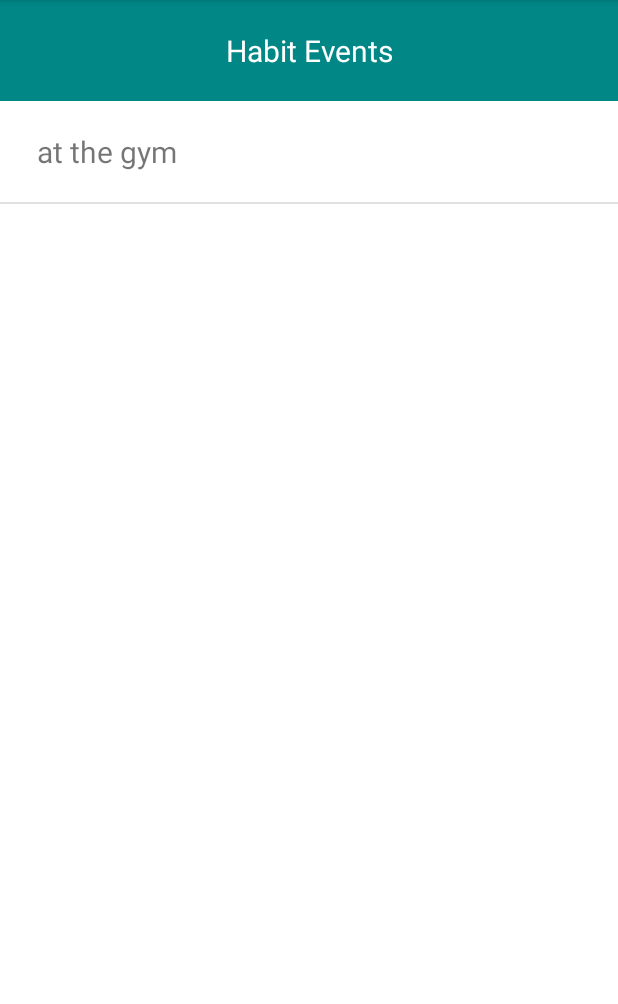
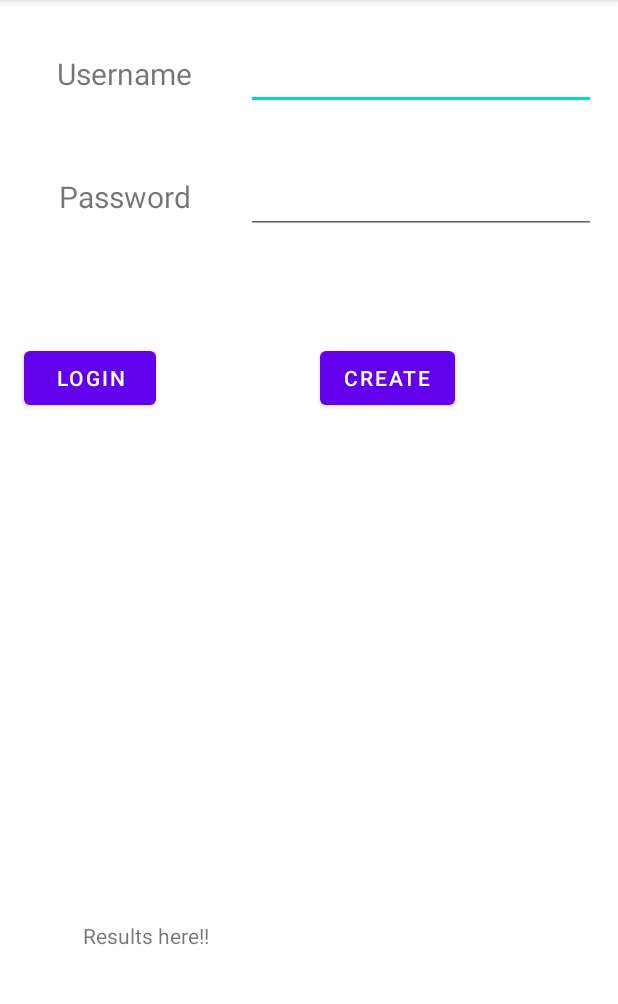
Before and after one commit to CMPUT301F21T36/OldHabitsDieHard, an Android app: the screen it shows after launch (HabitEventListActivity before the commit, Login after it), on a phone screen of 412 x 824 dp, the part 84-1088 px from its top. Run offline under Robolectric (Android 15) with nearby library versions, the phone set to English and light mode, and no system bars; our stand-ins replace Firebase (no records; nobody signed in at launch, a user with empty details on screens opened directly).

```diff
--- a/app/src/main/AndroidManifest.xml
+++ b/app/src/main/AndroidManifest.xml
@@ -9,6 +9,9 @@
         android:roundIcon="@mipmap/ic_launcher_round"
         android:supportsRtl="true"
         android:theme="@style/Theme.OldHabitsDieHard">
+        <activity
+            android:name=".Login"
+            android:exported="true" />
         <activity
             android:name=".HabitListActivity"
             android:exported="true" />
--- a/app/src/main/java/com/example/oldhabitsdiehard/Habit.java
+++ b/app/src/main/java/com/example/oldhabitsdiehard/Habit.java
@@ -5,6 +5,7 @@ import android.os.Build;
 import androidx.annotation.RequiresApi;
 
 import java.time.LocalDate;
+import java.util.ArrayList;
 
 /**
  * This class represents a habit.
@@ -14,7 +15,7 @@ public class Habit {
     private String reason;
     private LocalDate startDate;
     private boolean[] weekdays;
-    private HabitEventList events;
+    private ArrayList<HabitEvent> events;
 
     /**
      * Habit constructor specifying all fields.
@@ -28,7 +29,7 @@ public class Habit {
         this.setReason(reason);
         this.setStartDate(startDate);
         this.setWeekdays(weekdays);
-        events = new HabitEventList();
+        events = new ArrayList<HabitEvent>();
     }
 
     /**
@@ -45,7 +46,7 @@ public class Habit {
         this.setReason(reason);
         this.setStartDate(defDate);
         this.setWeekdays(weekdays);
-        events = new HabitEventList();
+        events = new ArrayList<HabitEvent>();
     }
 
     Habit(String title, String reason, LocalDate startDate) {
@@ -54,7 +55,7 @@ public class Habit {
         this.setReason(reason);
         this.setStartDate(startDate);
         this.setWeekdays(defWeekdays);
-        events = new HabitEventList();
+        events = new ArrayList<HabitEvent>();
     }
 
     /**
@@ -72,7 +73,7 @@ public class Habit {
         this.setReason(reason);
         this.setStartDate(defDate);
         this.setWeekdays(defWeekdays);
-        events = new HabitEventList();
+        events = new ArrayList<HabitEvent>();
     }
 
     /**
@@ -112,7 +113,7 @@ public class Habit {
      * Return the events associated with this habit
      * @return HabitEventList object
      */
-    public HabitEventList getHabitEvents() { return this.events; }
+    public HabitEventList getHabitEvents() { return (HabitEventList) this.events; }
 
     /**
      * Sets the title of a habit
--- a/app/src/main/java/com/example/oldhabitsdiehard/HabitAdapter.java
+++ b/app/src/main/java/com/example/oldhabitsdiehard/HabitAdapter.java
@@ -25,7 +25,7 @@ public class HabitAdapter extends ArrayAdapter<Habit> {
      * @param context
      * @param habits
      */
-    public HabitAdapter(Context context, HabitList habits) {
+    public HabitAdapter(Context context, ArrayList<Habit> habits) {
         super(context, 0, habits);
         this.habits = habits;
         this.context = context;
--- a/app/src/main/java/com/example/oldhabitsdiehard/HabitEventAdapter.java
+++ b/app/src/main/java/com/example/oldhabitsdiehard/HabitEventAdapter.java
@@ -24,7 +24,7 @@ public class HabitEventAdapter extends ArrayAdapter<HabitEvent> {
      * @param context
      * @param habitevents
      */
-    public HabitEventAdapter(Context context, HabitEventList habitevents) {
+    public HabitEventAdapter(Context context, ArrayList<HabitEvent> habitevents) {
         super(context, 0, habitevents);
         this.context = context;
         this.habitevents = habitevents;
--- /dev/null
+++ b/app/src/main/java/com/example/oldhabitsdiehard/Login.java
@@ -0,0 +1,63 @@
+package com.example.oldhabitsdiehard;
+
+import androidx.appcompat.app.AppCompatActivity;
+
+import android.os.Bundle;
+import android.view.View;
+import android.widget.Button;
+import android.widget.EditText;
+import android.widget.TextView;
+
+public class Login extends AppCompatActivity {
+
+    @Override
+    protected void onCreate(Bundle savedInstanceState) {
+        super.onCreate(savedInstanceState);
+        setContentView(R.layout.activity_login);
+
+        EditText usernameBox = findViewById(R.id.username_box);
+        EditText passwordBox = findViewById(R.id.password_box);
+        TextView infoBox = findViewById(R.id.info_box);
+        Button createButton = findViewById(R.id.create_button);
+        Button loginButton = findViewById(R.id.login_button);
+
+        UserDatabase db = UserDatabase.getInstance();
+
+        createButton.setOnClickListener(new View.OnClickListener() {
+            @Override
+            public void onClick(View view) {
+                String username = usernameBox.getText().toString();
+                String password = passwordBox.getText().toString();
+
+                User newUser = new User(username, password);
+
+                boolean success = db.addUser(newUser);
+
+                if (success) {
+                    infoBox.setText("Created account");
+                }
+                else {
+                    infoBox.setText("Username already exists");
+                }
+            }
+        });
+
+        loginButton.setOnClickListener(new View.OnClickListener() {
+            @Override
+            public void onClick(View view) {
+                String username = usernameBox.getText().toString();
+                String password = passwordBox.getText().toString();
+
+                User user = db.checkLogin(username, password);
+
+                if (user != null) {
+                    infoBox.setText("Login success");
+                    CurrentUser.set(user);
+                }
+                else {
+                    infoBox.setText("Login fail");
+                }
+            }
+        });
+    }
+}
--- a/app/src/main/java/com/example/oldhabitsdiehard/MainActivity.java
+++ b/app/src/main/java/com/example/oldhabitsdiehard/MainActivity.java
@@ -27,10 +27,14 @@ public class MainActivity extends AppCompatActivity {
         super.onCreate(savedInstanceState);
         setContentView(R.layout.activity_main);
 
-        // made this go straight to the HabitListActivity for now, can change this later
-        Intent intent = new Intent(this, HabitEventListActivity.class);
-        // setContentView(R.layout.habitevent_list);
-        // Intent intent = new Intent(this, HabitEventListActivity.class);
+        // Database testing
+        //UserDatabase db = UserDatabase.getInstance();
+        //User test1 = db.getUser("test1");
+        //test1.setBio("test bio");
+        //db.updateUser(test1);
+
+        // Intent
+        Intent intent = new Intent(this, Login.class);
         startActivity(intent);
     }
 }
--- /dev/null
+++ b/app/src/main/res/layout/activity_login.xml
@@ -0,0 +1,104 @@
+<?xml version="1.0" encoding="utf-8"?>
+<androidx.constraintlayout.widget.ConstraintLayout xmlns:android="http://schemas.android.com/apk/res/android"
+    xmlns:app="http://schemas.android.com/apk/res-auto"
+    xmlns:tools="http://schemas.android.com/tools"
+    android:layout_width="match_parent"
+    android:layout_height="match_parent">
+
+    <TextView
+        android:id="@+id/username_text"
+        android:layout_width="133dp"
+        android:layout_height="66dp"
+        android:layout_marginStart="16dp"
+        android:layout_marginLeft="16dp"
+        android:layout_marginTop="16dp"
+        android:gravity="center_horizontal|center_vertical"
+        android:text="Username"
+        android:textSize="20sp"
+        app:layout_constraintStart_toStartOf="parent"
+        app:layout_constraintTop_toTopOf="parent" />
+
+    <TextView
+        android:id="@+id/password_text"
+        android:layout_width="133dp"
+        android:layout_height="66dp"
+        android:layout_marginStart="16dp"
+        android:layout_marginLeft="16dp"
+        android:layout_marginTop="16dp"
+        android:gravity="center_horizontal|center_vertical"
+        android:text="Password"
+        android:textSize="20sp"
+        app:layout_constraintStart_toStartOf="parent"
+        app:layout_constraintTop_toBottomOf="@+id/username_text" />
+
+    <EditText
+        android:id="@+id/username_box"
+        android:layout_width="wrap_content"
+        android:layout_height="wrap_content"
+        android:layout_marginStart="16dp"
+        android:layout_marginLeft="16dp"
+        android:layout_marginEnd="16dp"
+        android:layout_marginRight="16dp"
+        android:ems="10"
+        android:inputType="textPersonName"
+        android:minHeight="48dp"
+        android:textSize="20sp"
+        app:layout_constraintBottom_toBottomOf="@+id/username_text"
+        app:layout_constraintEnd_toEndOf="parent"
+        app:layout_constraintStart_toEndOf="@+id/username_text"
+        app:layout_constraintTop_toTopOf="@+id/username_text" />
+
+    <EditText
+        android:id="@+id/password_box"
+        android:layout_width="wrap_content"
+        android:layout_height="wrap_content"
+        android:layout_marginStart="16dp"
+        android:layout_marginLeft="16dp"
+        android:layout_marginEnd="16dp"
+        android:layout_marginRight="16dp"
+        android:ems="10"
+        android:inputType="textPersonName"
+        android:minHeight="48dp"
+        android:textSize="20sp"
+        app:layout_constraintBottom_toBottomOf="@+id/password_text"
+        app:layout_constraintEnd_toEndOf="parent"
+        app:layout_constraintStart_toEndOf="@+id/password_text"
+        app:layout_constraintTop_toTopOf="@+id/password_text"
+        app:layout_constraintVertical_bias="0.555" />
+
+    <Button
+        android:id="@+id/login_button"
+        android:layout_width="wrap_content"
+        android:layout_height="wrap_content"
+        android:layout_marginStart="16dp"
+        android:layout_marginLeft="16dp"
+        android:layout_marginTop="64dp"
+        android:text="Login"
+        app:layout_constraintStart_toStartOf="parent"
+        app:layout_constraintTop_toBottomOf="@+id/password_text" />
+
+    <Button
+        android:id="@+id/create_button"
+        android:layout_width="wrap_content"
+        android:layout_height="wrap_content"
+        android:layout_marginStart="16dp"
+        android:layout_marginLeft="16dp"
+        android:layout_marginEnd="16dp"
+        android:layout_marginRight="16dp"
+        android:text="Create"
+        app:layout_constraintBottom_toBottomOf="@+id/login_button"
+        app:layout_constraintEnd_toEndOf="parent"
+        app:layout_constraintStart_toEndOf="@+id/login_button"
+        app:layout_constraintTop_toTopOf="@+id/login_button" />
+
+    <TextView
+        android:id="@+id/info_box"
+        android:layout_width="301dp"
+        android:layout_height="138dp"
+        android:layout_marginBottom="16dp"
+        android:text="Results here!!"
+        app:layout_constraintBottom_toBottomOf="parent"
+        app:layout_constraintEnd_toEndOf="parent"
+        app:layout_constraintStart_toStartOf="parent" />
+
+</androidx.constraintlayout.widget.ConstraintLayout>
```
Also changed, not shown: app/build.gradle (+8 -0 lines), app/src/main/java/com/example/oldhabitsdiehard/CurrentUser.java (added, +32 -0 lines), app/src/main/java/com/example/oldhabitsdiehard/HabitList.java (+0 -8 lines), app/src/main/java/com/example/oldhabitsdiehard/User.java (+43 -7 lines), app/src/main/java/com/example/oldhabitsdiehard/UserDatabase.java (+42 -10 lines).
